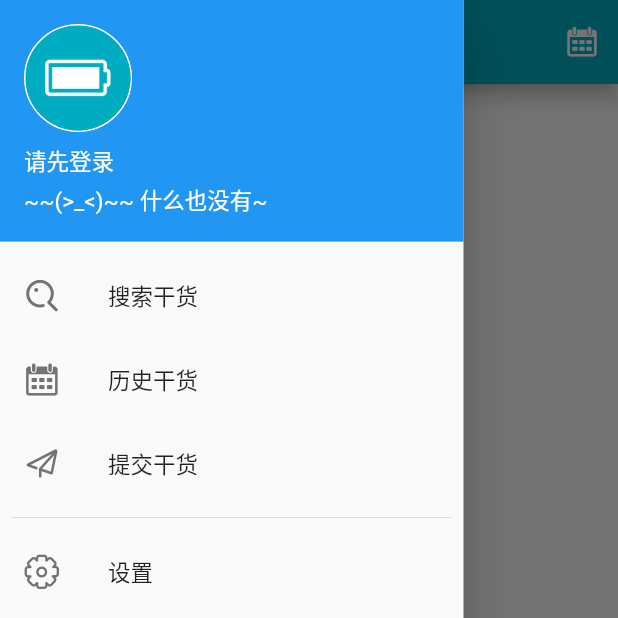
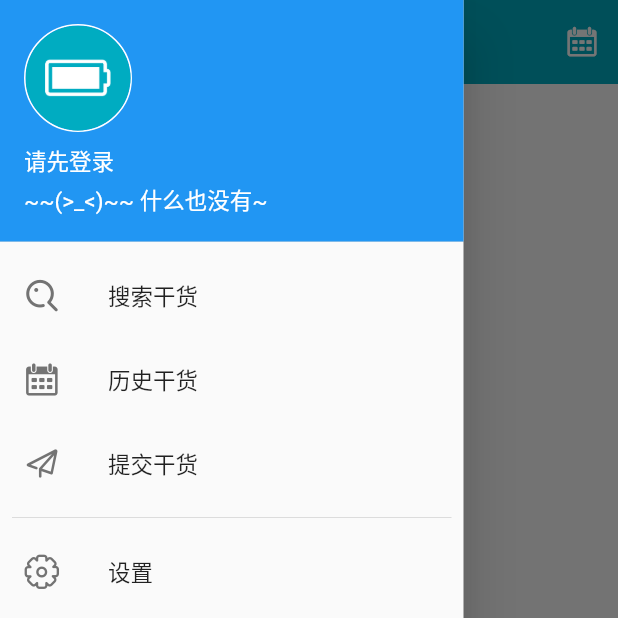
Before and after one commit to yutiansut/flutter_gank, a Flutter app: the screen it shows after launch, with the side drawer open, on a phone screen of 412 x 824 dp, the top half of it. Run offline on Flutter 3.47's test engine with Material 2 defaults, Android fonts, the phone set to English and light mode, and no system bars; our stand-ins replace cached_network_image, connectivity, dio, event_bus, flutter_redux, fluttertoast and 4 more; missing offline and left inert: flutter_webview_plugin, objectdb; accounts and stored records are empty.

Commit message:
remove appbar bottom shadow elevation.

```diff
--- a/lib/ui/page/page_home.dart
+++ b/lib/ui/page/page_home.dart
@@ -56,7 +56,7 @@ class _HomePageState extends State<HomePage> {
     var historyData = await GankApi.getHistoryDateData();
     setState(() {
       _historyData = historyData;
-      _currentDate = _historyData[0];
+      _currentDate = '今日最新干货';
     });
   }
 
@@ -104,7 +104,7 @@ class _HomePageState extends State<HomePage> {
   ///build AppBar.
   Widget _buildAppBar() {
     return AppBar(
-      elevation: 5,
+      elevation: 0,
       centerTitle: true,
       title: Offstage(
         offstage: _currentPageIndex != 0,
```
